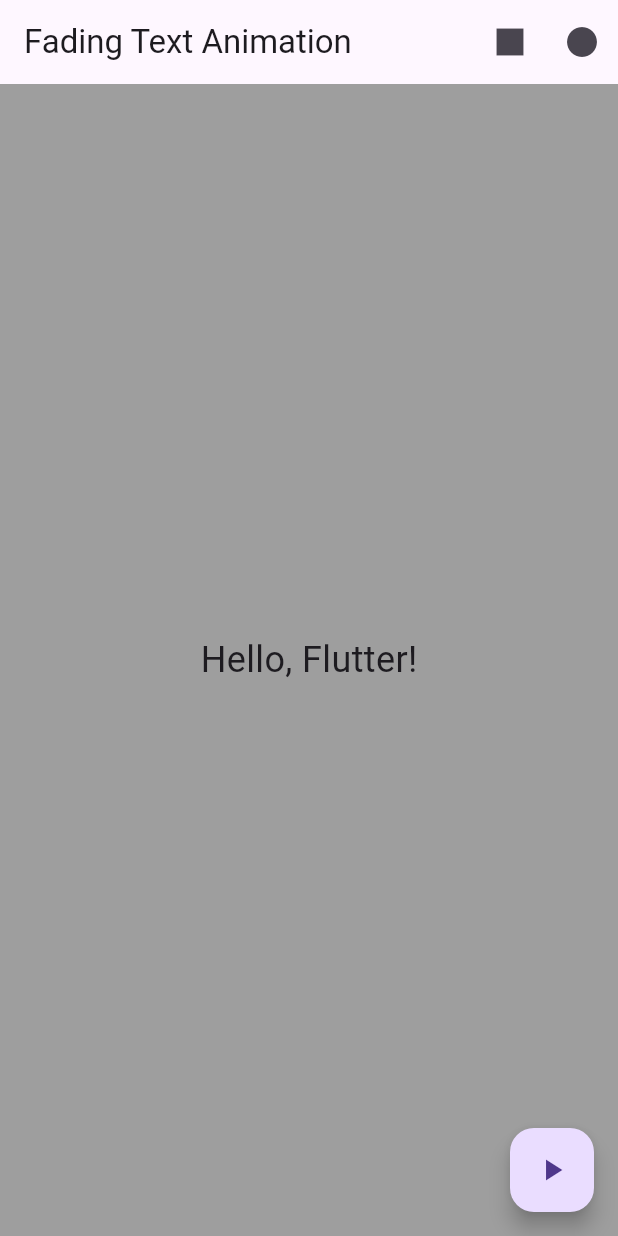
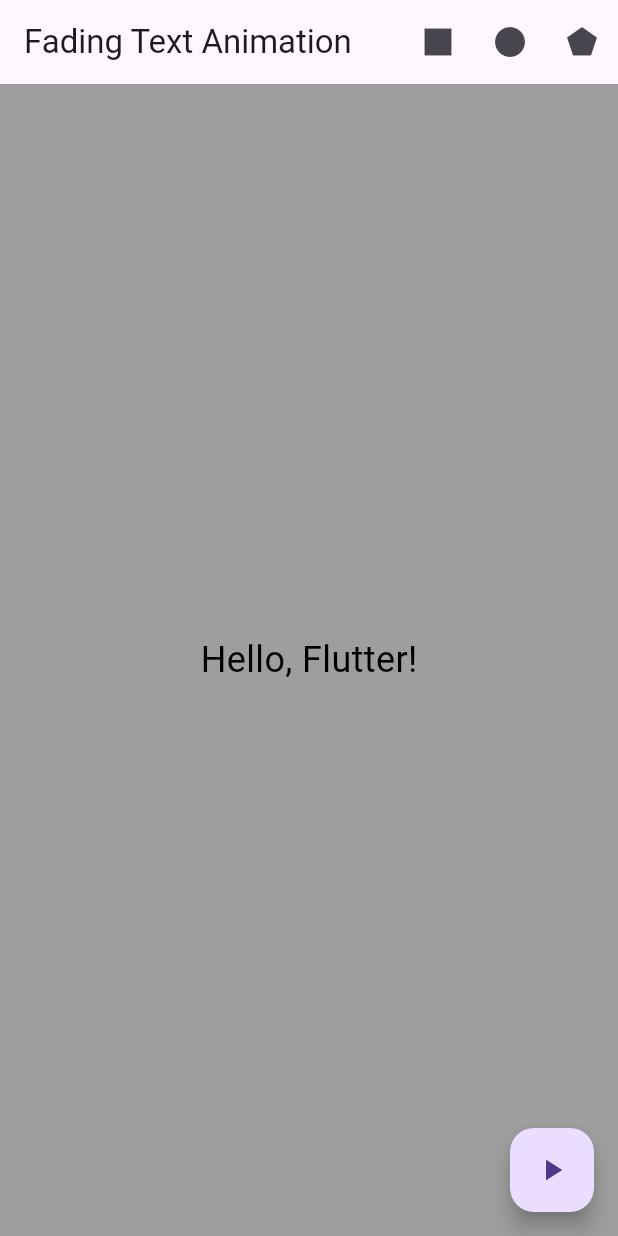
Before and after one commit to nuhs101/fading_text_app, a Flutter app: the screen it shows after launch, on a phone screen of 412 x 824 dp. Run offline on Flutter 3.47's test engine with Material 3 defaults, Android fonts, the phone set to English and light mode, and no system bars; missing offline and left inert: color_type_converter, flutter_hsvcolor_picker.

Commit message:
Finished color picker

```diff
--- a/lib/main.dart
+++ b/lib/main.dart
@@ -1,4 +1,6 @@
 import 'package:flutter/material.dart';
+import 'package:flutter_hsvcolor_picker/flutter_hsvcolor_picker.dart';
+import 'package:color_type_converter/color_type_converter.dart';
 
 void main() {
   runApp(MyApp());
@@ -23,7 +25,9 @@
 class FadingTextAnimationState extends State<FadingTextAnimation> {
   bool _isVisible = true;
   bool _mode = true;
-
+  bool _picker = false;
+  Color textColor = Colors.black;
+  late final _colorNotifier = ValueNotifier(textColor);
   void toggleVisibility() {
     setState(() {
       _isVisible = !_isVisible;
@@ -38,7 +42,7 @@
 
   void colorPick() {
     setState(() {
-
+      _picker = !_picker;
     });
   }
 
@@ -59,6 +63,7 @@
             },
             icon: Icon(Icons.circle),
           ),
+          IconButton(onPressed: colorPick, icon: Icon(Icons.pentagon)),
         ],
       ),
       body: SizedBox.expand(
@@ -72,8 +77,29 @@
               AnimatedOpacity(
                 opacity: _isVisible ? 1.0 : 0.0,
                 duration: const Duration(seconds: 1),
-                child: Text('Hello, Flutter!', style: TextStyle(fontSize: 24)),
+                child: Text(
+                  'Hello, Flutter!',
+                  style: TextStyle(fontSize: 24, color: textColor),
+                ),
               ),
+              if (_picker)
+                Padding(
+                  padding: EdgeInsets.all(20),
+                  child: ValueListenableBuilder<Color>(
+                    valueListenable: _colorNotifier,
+                    builder: (_, color, __) {
+                      return ColorPicker(
+                        color: color,
+                        onChanged: (value) {
+                          setState(() {
+                            color = value;
+                            textColor = value;
+                          });
+                        },
+                      );
+                    },
+                  ),
+                ),
             ],
           ),
         ),
--- a/pubspec.yaml
+++ b/pubspec.yaml
@@ -34,6 +34,12 @@ dependencies:
   # The following adds the Cupertino Icons font to your application.
   # Use with the CupertinoIcons class for iOS style icons.
   cupertino_icons: ^1.0.8
+
+  # Color Picker dependency
+  flutter_hsvcolor_picker: ^1.2.3
+
+  # Color converter dependency
+  color_type_converter: ^1.0.5
 
 dev_dependencies:
   flutter_test:
```
Also changed, not shown: pubspec.lock.
